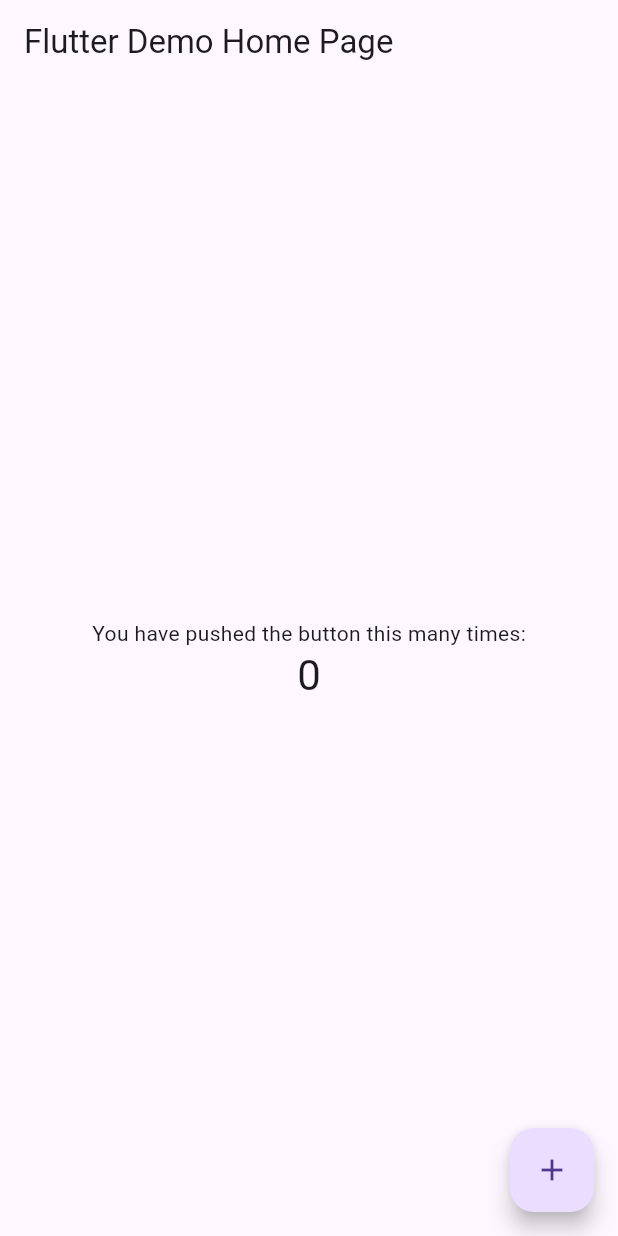
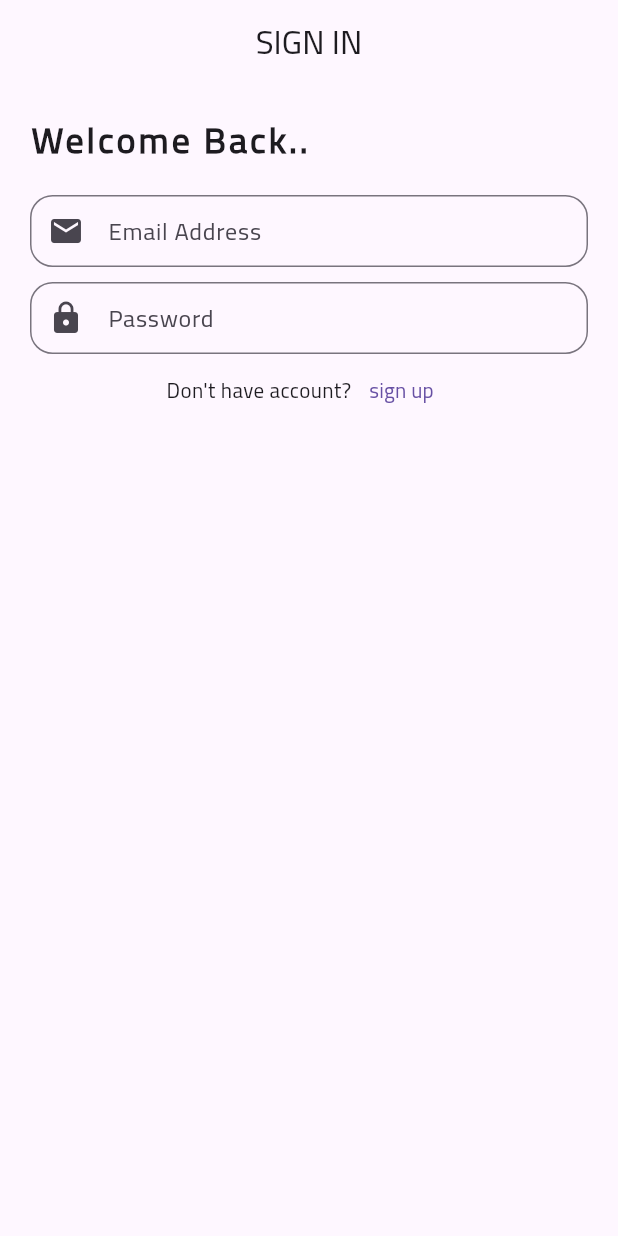
Before and after one commit to Jalambo-Dev/mastering_api_flutter, a Flutter app: the screen it shows after launch, on a phone screen of 412 x 824 dp. Run offline on Flutter 3.47's test engine with Material 3 defaults, Android fonts, the phone set to English and light mode, and no system bars.

Commit message:
add font, create sign in screen

```diff
--- a/lib/main.dart
+++ b/lib/main.dart
@@ -1,112 +1,25 @@
 import 'package:flutter/material.dart';
+import 'package:mastering_api_flutter/screens/profile_screen.dart';
+import 'package:mastering_api_flutter/screens/sign_in_screen.dart';
+import 'package:mastering_api_flutter/screens/sign_up_screen.dart';
 
-void main() => runApp(const MyApp());
+void main() {
+  runApp(const MyApp());
+}
 
 class MyApp extends StatelessWidget {
   const MyApp({super.key});
 
-  // This widget is the root of your application.
   @override
   Widget build(BuildContext context) {
     return MaterialApp(
-      title: 'Flutter Demo',
-      theme: ThemeData(
-        // This is the theme of your application.
-        //
-        // Try running your application with "flutter run". You'll see the
-        // application has a blue toolbar. Then, without quitting the app, try
-        // changing the primarySwatch below to Colors.green and then invoke
-        // "hot reload" (press "r" in the console where you ran "flutter run",
-        // or press Run > Flutter Hot Reload in a Flutter IDE). Notice that the
-        // counter didn't reset back to zero; the application is not restarted.
-        primarySwatch: Colors.blue,
-      ),
-      home: const MyHomePage(title: 'Flutter Demo Home Page'),
+      theme: ThemeData(fontFamily: "Cairo"),
+      home: const SignInScreen(),
+      routes: {
+        '/sign_in': (context) => const SignInScreen(),
+        '/sign_up': (context) => const SignUpScreen(),
+        '/profile': (context) => const ProfileScreen(),
+      },
     );
   }
 }
-
-class MyHomePage extends StatefulWidget {
-  const MyHomePage({super.key, required this.title});
-
-  // This widget is the home page of your application. It is stateful, meaning
-  // that it has a State object (defined below) that contains fields that affect
-  // how it looks.
-
-  // This class is the configuration for the state. It holds the values (in this
-  // case the title) provided by the parent (in this case the App widget) and
-  // used by the build method of the State. Fields in a Widget subclass are
-  // always marked "final".
-
-  final String title;
-
-  @override
-  State<MyHomePage> createState() => _MyHomePageState();
-}
-
-class _MyHomePageState extends State<MyHomePage> {
-  int _counter = 0;
-
-  void _incrementCounter() {
-    setState(() {
-      // This call to setState tells the Flutter framework that something has
-      // changed in this State, which causes it to rerun the build method below
-      // so that the display can reflect the updated values. If we changed
-      // _counter without calling setState(), then the build method would not be
-      // called again, and so nothing would appear to happen.
-      _counter++;
-    });
-  }
-
-  @override
-  Widget build(BuildContext context) {
-    // This method is rerun every time setState is called, for instance as done
-    // by the _incrementCounter method above.
-    //
-    // The Flutter framework has been optimized to make rerunning build methods
-    // fast, so that you can just rebuild anything that needs updating rather
-    // than having to individually change instances of widgets.
-    return Scaffold(
-      appBar: AppBar(
-        // Here we take the value from the MyHomePage object that was created by
-        // the App.build method, and use it to set our appbar title.
-        title: Text(widget.title),
-      ),
-      body: Center(
-        // Center is a layout widget. It takes a single child and positions it
-        // in the middle of the parent.
-        child: Column(
-          // Column is also a layout widget. It takes a list of children and
-          // arranges them vertically. By default, it sizes itself to fit its
-          // children horizontally, and tries to be as tall as its parent.
-          //
-          // Invoke "debug painting" (press "p" in the console, choose the
-          // "Toggle Debug Paint" action from the Flutter Inspector in Android
-          // Studio, or the "Toggle Debug Paint" command in Visual Studio Code)
-          // to see the wireframe for each widget.
-          //
-          // Column has various properties to control how it sizes itself and
-          // how it positions its children. Here we use mainAxisAlignment to
-          // center the children vertically; the main axis here is the vertical
-          // axis because Columns are vertical (the cross axis would be
-          // horizontal).
-          mainAxisAlignment: MainAxisAlignment.center,
-          children: <Widget>[
-            const Text(
-              'You have pushed the button this many times:',
-            ),
-            Text(
-              '$_counter',
-              style: Theme.of(context).textTheme.headlineMedium,
-            ),
-          ],
-        ),
-      ),
-      floatingActionButton: FloatingActionButton(
-        onPressed: _incrementCounter,
-        tooltip: 'Increment',
-        child: const Icon(Icons.add),
-      ), // This trailing comma makes auto-formatting nicer for build methods.
-    );
-  }
-}
--- /dev/null
+++ b/lib/screens/profile_screen.dart
@@ -0,0 +1,14 @@
+import 'package:flutter/material.dart';
+
+class ProfileScreen extends StatelessWidget {
+  const ProfileScreen({super.key});
+
+  @override
+  Widget build(BuildContext context) {
+    return const Scaffold(
+      body: Center(
+        child: Text('Profile Screen'),
+      ),
+    );
+  }
+}
--- /dev/null
+++ b/lib/screens/sign_in_screen.dart
@@ -0,0 +1,65 @@
+import 'package:flutter/material.dart';
+import 'package:mastering_api_flutter/widgets/text_form_field_widget.dart';
+import 'package:mastering_api_flutter/widgets/text_header_widget.dart';
+
+class SignInScreen extends StatefulWidget {
+  const SignInScreen({super.key});
+
+  @override
+  State<SignInScreen> createState() => _SignInScreenState();
+}
+
+class _SignInScreenState extends State<SignInScreen> {
+  @override
+  Widget build(BuildContext context) {
+    return Scaffold(
+      appBar: AppBar(
+        title: Text("Sign In".toUpperCase()),
+        centerTitle: true,
+      ),
+      body: SingleChildScrollView(
+        padding: const EdgeInsets.all(20.0),
+        child: Column(
+          mainAxisAlignment: MainAxisAlignment.end,
+          crossAxisAlignment: CrossAxisAlignment.start,
+          children: [
+            // welcome back
+            const TextHeaderWidget(text: "Welcome Back.."),
+
+            const SizedBox(height: 20),
+
+            // eamil address textfield
+            const TextFormFieldWidget(
+              hintText: "Email Address",
+              obscureText: false,
+              prefixIcon: Icons.email,
+            ),
+
+            const SizedBox(height: 10),
+
+            // password textfield
+            const TextFormFieldWidget(
+              hintText: "Password",
+              obscureText: true,
+              prefixIcon: Icons.lock,
+            ),
+
+            Row(
+              mainAxisAlignment: MainAxisAlignment.center,
+              children: [
+                // Don't have account? text
+                const Text("Don't have account?"),
+
+                // sign up text button
+                TextButton(
+                  onPressed: () => Navigator.pushNamed(context, '/sign_up'),
+                  child: const Text("sign up"),
+                ),
+              ],
+            ),
+          ],
+        ),
+      ),
+    );
+  }
+}
--- /dev/null
+++ b/lib/screens/sign_up_screen.dart
@@ -0,0 +1,12 @@
+import 'package:flutter/material.dart';
+
+class SignUpScreen extends StatelessWidget {
+  const SignUpScreen({super.key});
+
+  @override
+  Widget build(BuildContext context) {
+    return const Scaffold(
+      body: Center(child: Text("Sign Up")),
+    );
+  }
+}
--- /dev/null
+++ b/lib/widgets/text_form_field_widget.dart
@@ -0,0 +1,29 @@
+import 'package:flutter/material.dart';
+
+class TextFormFieldWidget extends StatelessWidget {
+  const TextFormFieldWidget({
+    super.key,
+    required this.hintText,
+    required this.obscureText,
+    required this.prefixIcon,
+  });
+
+  final String hintText;
+  final bool obscureText;
+  final IconData prefixIcon;
+
+  @override
+  Widget build(BuildContext context) {
+    return TextFormField(
+      obscureText: obscureText,
+      decoration: InputDecoration(
+        prefixIcon: Icon(prefixIcon),
+        hintText: hintText,
+        contentPadding: const EdgeInsets.all(10),
+        border: OutlineInputBorder(
+          borderRadius: BorderRadius.circular(15),
+        ),
+      ),
+    );
+  }
+}
--- /dev/null
+++ b/lib/widgets/text_header_widget.dart
@@ -0,0 +1,22 @@
+import 'package:flutter/material.dart';
+
+class TextHeaderWidget extends StatelessWidget {
+  const TextHeaderWidget({
+    super.key,
+    required this.text,
+  });
+
+  final String text;
+
+  @override
+  Widget build(BuildContext context) {
+    return Text(
+      text,
+      style: const TextStyle(
+        fontWeight: FontWeight.bold,
+        fontSize: 24,
+        letterSpacing: 2,
+      ),
+    );
+  }
+}
```
Also changed, not shown: pubspec.yaml (+5 -11 lines), fonts/Cairo-Regular.ttf (added).
